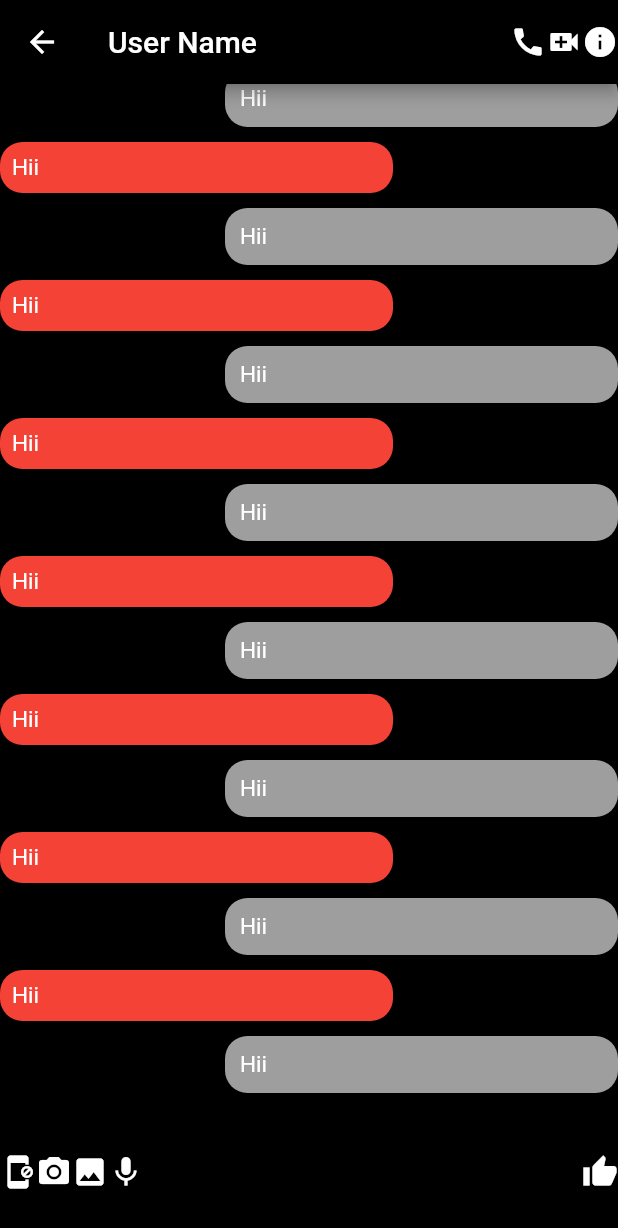
After one commit to akarshbarar/messanger_clone, a Flutter app: the screen it shows after launch, after a tap on an icon or button, on a phone screen of 412 x 824 dp. The commit adds this screen. Shown: the top 1228 px of the screen. Run offline on Flutter 3.47's test engine with Material 2 defaults, Android fonts, the phone set to English and light mode, and no system bars.

Commit message:
Chat PAges added

```diff
--- /dev/null
+++ b/lib/Chat.dart
@@ -0,0 +1,100 @@
+import 'package:flutter/material.dart';
+
+class Chat extends StatefulWidget {
+  const Chat({Key? key}) : super(key: key);
+
+  @override
+  _ChatState createState() => _ChatState();
+}
+
+class _ChatState extends State<Chat> {
+  @override
+  Widget build(BuildContext context) {
+    return SafeArea(
+      child: Scaffold(
+          backgroundColor: Colors.black,
+          appBar: AppBar(
+            backgroundColor: Colors.black,
+            title: Text("User Name"),
+            actions: [
+              Icon(Icons.call),
+              Icon(Icons.video_call),
+              Icon(Icons.info)
+            ],
+          ),
+          body: Column(
+            children: [
+              Expanded(
+                  flex: 8,
+                  child: ListView.builder(
+                      reverse: true,
+                      itemCount: 100,
+                      itemBuilder: (BuildContext context, int index) {
+                        return chatBubble(context, index);
+                      })),
+              Expanded(
+                  flex: 1,
+                  child: Row(
+                    children: [
+                      Icon(
+                        Icons.app_blocking,
+                        color: Colors.white,
+                      ),
+                      Icon(
+                        Icons.camera_alt,
+                        color: Colors.white,
+                      ),
+                      Icon(
+                        Icons.image,
+                        color: Colors.white,
+                      ),
+                      Icon(
+                        Icons.mic,
+                        color: Colors.white,
+                      ),
+                      Flexible(
+                        child: new TextField(
+                          decoration: const InputDecoration(helperText: "Aa"),
+                          style: Theme.of(context).textTheme.bodyText1,
+                        ),
+                      ),
+                      Icon(Icons.thumb_up, color: Colors.white)
+                    ],
+                  ))
+            ],
+          )),
+    );
+  }
+}
+
+Widget chatBubble(BuildContext context, int index) {
+  if (index % 2 == 0) {
+    return Padding(
+        padding: const EdgeInsets.only(left: 150, top: 10, bottom: 10.0),
+        child: Container(
+          padding: EdgeInsets.all(10.0),
+          decoration: BoxDecoration(
+              borderRadius: BorderRadius.circular(15), color: Colors.grey),
+          child: Text(
+            "Hii",
+            style: TextStyle(
+              fontSize: 15,
+              color: Colors.white,
+            ),
+          ),
+        ));
+  } else {
+    return Padding(
+      padding: EdgeInsets.only(right: 150),
+      child: Container(
+        padding: EdgeInsets.all(8.0),
+        decoration: BoxDecoration(
+            borderRadius: BorderRadius.circular(15), color: Colors.red),
+        child: Text(
+          "Hii",
+          style: TextStyle(fontSize: 15, color: Colors.white),
+        ),
+      ),
+    );
+  }
+}
--- a/lib/main.dart
+++ b/lib/main.dart
@@ -1,4 +1,5 @@
 import 'package:flutter/material.dart';
+import 'package:messenger/Chat.dart';
 import 'package:messenger/Profile.dart';
 
 void main() {
@@ -14,7 +15,10 @@ class MyApp extends StatelessWidget {
       title: "Messenger",
       debugShowCheckedModeBanner: false,
       home: HomePage(),
-      routes: {'/profile': (context) => Profile()},
+      routes: {
+        '/profile': (context) => Profile(),
+        '/chat': (context) => Chat()
+      },
     );
   }
 }
@@ -95,6 +99,9 @@ class _HomePageState extends State<HomePage> {
                   itemCount: 100,
                   itemBuilder: (BuildContext context, int i) {
                     return ListTile(
+                      onTap: () {
+                        Navigator.of(context).pushNamed('/chat');
+                      },
                       leading: CircleAvatar(
                         child: FlutterLogo(),
                       ),
```
